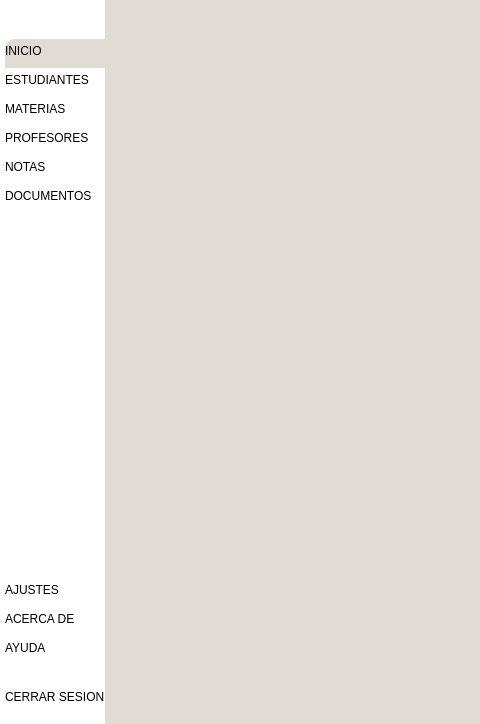
YoelSims/AplicacionV2-AndresBello, file interfaz.ui: the form before one commit; both pictures show x 0 to 480 and y 0 to 724 of the 1081 by 724 pixel window.
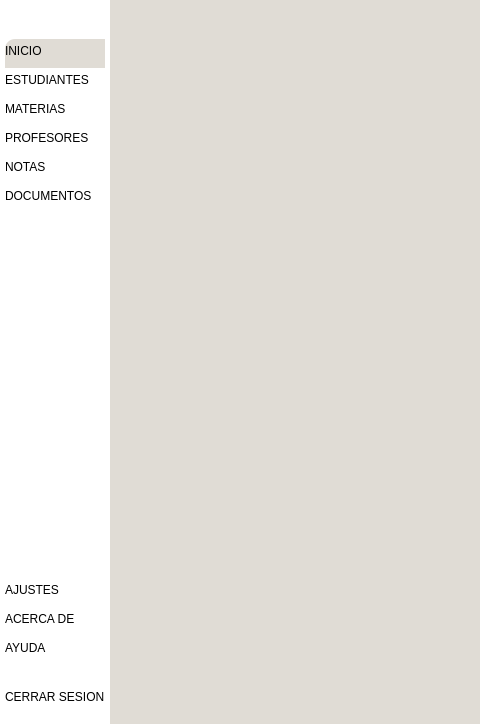
The form after the commit. Icons and pictures are not drawn.

The edit to the form file:
```diff
--- a/interfaz.ui
+++ b/interfaz.ui
@@ -86,7 +86,7 @@
            <number>0</number>
           </property>
           <property name="rightMargin">
-           <number>0</number>
+           <number>5</number>
           </property>
           <property name="bottomMargin">
            <number>0</number>
```
